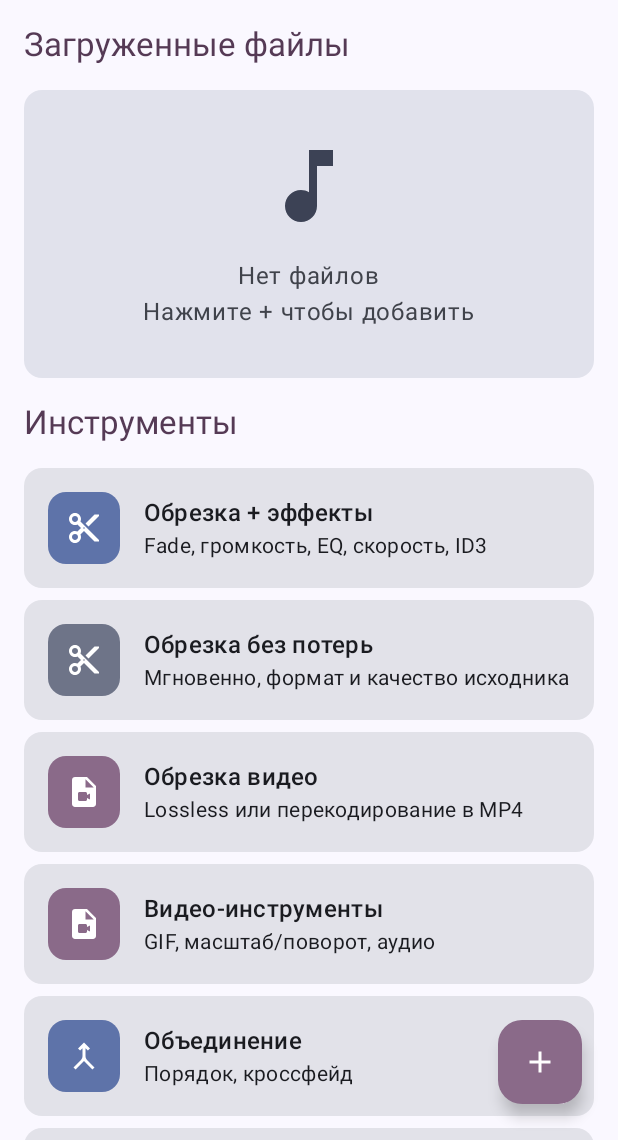
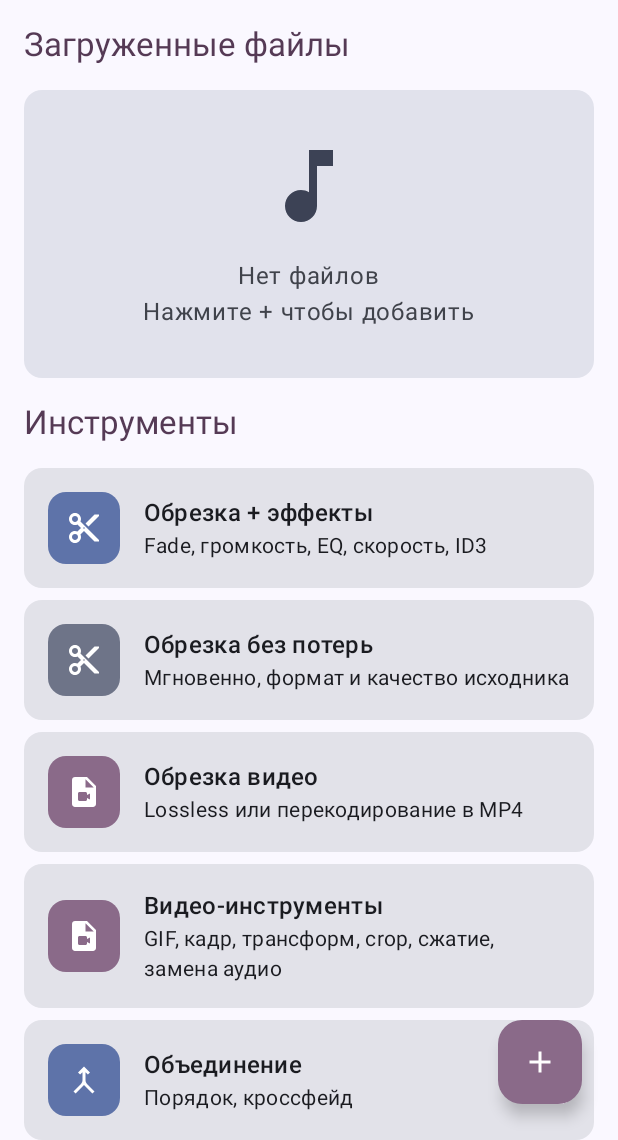
Before and after one commit to Samovarsky/MaterialTrim, an Android app built with Jetpack Compose: the screen it shows after launch (MainActivity), on a phone screen of 412 x 824 dp, the part 96-1236 px from its top. Run offline under Robolectric (Android 15) with nearby library versions, the phone set to English and light mode, and no system bars; libraries missing offline, so code that uses them is left out: com.arthenica.ffmpegkit; 1 statement that could not run was skipped.

Commit message:
v1.1.0: video tools expansion + edge-to-edge fix + operation progress
   - Fix edge-to-edge navigation bar band
   - Add timeline selection for GIF range
   - Add operation progress and global cancel
   - Add extract video frame to PNG
   - Add video crop
   - Add video compression with codec/CRF/bitrate/preset (compressVideo + card, mp4/aac vs webm/vorbis, VP9 hides preset)
   - Fix rotation/flip controls in video transform (tfRotate/tfFlipH/tfFlipV, transpose=1 chain, highlighted active, speed+apply restored)
   - Update video tools card description (tool_vtools_desc lists all features)
   - Bump versionCode 4 / versionName 1.1.0

```diff
--- a/app/build.gradle.kts
+++ b/app/build.gradle.kts
@@ -13,8 +13,8 @@ android {
         applicationId = "com.samovarsky.materialtrim"
         minSdk = 24
         targetSdk = 36
-        versionCode = 3
-        versionName = "1.0.2"
+        versionCode = 4
+        versionName = "1.1.0"
     }
 
     buildTypes {
--- a/app/src/main/java/com/samovarsky/materialtrim/MainActivity.kt
+++ b/app/src/main/java/com/samovarsky/materialtrim/MainActivity.kt
@@ -28,6 +28,9 @@ import androidx.compose.foundation.layout.fillMaxSize
 import androidx.compose.foundation.layout.navigationBars
 import androidx.compose.foundation.layout.padding
 import androidx.compose.foundation.layout.width
+import androidx.compose.foundation.layout.height
+import androidx.compose.foundation.layout.Column
+import androidx.compose.foundation.layout.fillMaxWidth
 import androidx.compose.material.icons.Icons
 import androidx.compose.material.icons.automirrored.filled.ArrowBack
 import androidx.compose.material.icons.filled.Settings
@@ -45,6 +48,10 @@ import androidx.compose.material3.SnackbarHostState
 import androidx.compose.material3.Text
 import androidx.compose.material3.TopAppBar
 import androidx.compose.material3.TopAppBarDefaults
+import androidx.compose.material3.Card
+import androidx.compose.material3.CardDefaults
+import androidx.compose.material3.LinearProgressIndicator
+import androidx.compose.material3.TextButton
 import androidx.compose.runtime.Composable
 import androidx.compose.runtime.LaunchedEffect
 import androidx.compose.runtime.collectAsState
@@ -472,12 +479,45 @@ fun MusicEditorApp(viewModel: AudioEditorViewModel = viewModel()) {
                         )
                     }
                 }
-                if (state.isLoading) {
-                    CircularProgressIndicator(modifier = Modifier.align(Alignment.Center))
-                }
+                OperationOverlay(
+                    viewModel = viewModel,
+                    isLoading = state.isLoading,
+                    modifier = Modifier.align(Alignment.BottomCenter)
+                )
             }
         }
     }
 }
 fun getFileName(context: Context, uri: Uri): String =
     try { DocumentFile.fromSingleUri(context, uri)?.name ?: "Unknown" } catch (e: Exception) { "Unknown" }
+@Composable
+private fun OperationOverlay(
+    viewModel: AudioEditorViewModel,
+    isLoading: Boolean,
+    modifier: Modifier = Modifier
+) {
+    if (!isLoading) return
+    val statsTime by viewModel.stats.collectAsState()
+    Card(
+        modifier = modifier.padding(16.dp),
+        colors = CardDefaults.cardColors(containerColor = MaterialTheme.colorScheme.surfaceVariant)
+    ) {
+        Row(
+            modifier = Modifier.padding(16.dp),
+            verticalAlignment = Alignment.CenterVertically
+        ) {
+            Column(modifier = Modifier.weight(1f)) {
+                LinearProgressIndicator(modifier = Modifier.fillMaxWidth())
+                Spacer(Modifier.height(8.dp))
+                Text(
+                    "${stringResource(R.string.op_processed)} ${formatTimeMs(statsTime)}",
+                    style = MaterialTheme.typography.bodySmall
+                )
+            }
+            Spacer(Modifier.width(12.dp))
+            TextButton(onClick = { viewModel.cancelOperation() }) {
+                Text(stringResource(R.string.op_cancel))
+            }
+        }
+    }
+}
--- a/app/src/main/res/values/strings.xml
+++ b/app/src/main/res/values/strings.xml
@@ -194,7 +194,7 @@
     <string name="msg_normalize_ok">Нормализация завершена</string>
     <string name="msg_batch_ok">Конвертировано %1$d из %2$d файлов</string>
     <string name="tool_vtools_title">Видео-инструменты</string>
-    <string name="tool_vtools_desc">GIF, масштаб/поворот, аудио</string>
+    <string name="tool_vtools_desc">GIF, кадр, трансформ, crop, сжатие, замена аудио</string>
     <string name="vtools_title">Видео-инструменты</string>
     <string name="vtools_hint">Выберите видео для GIF, трансформа и работы со звуком</string>
     <string name="vtools_change">Видео выбрано. Можно сменить.</string>
@@ -211,8 +211,6 @@
     <string name="vtools_tf_rot_none">Нет</string>
     <string name="vtools_tf_rot_cw">90°</string>
     <string name="vtools_tf_rot_ccw">270°</string>
-    <string name="vtools_tf_flip_h">Гориз.</string>
-    <string name="vtools_tf_flip_v">Верт.</string>
     <string name="vtools_tf_mirror">Зеркало по горизонтали</string>
     <string name="vtools_tf_speed">Скорость (0.5–2.0)</string>
     <string name="vtools_tf_btn">Применить и сохранить MP4</string>
@@ -229,4 +227,31 @@
     <string name="set_about_text">Приложение распространяется свободно под лицензией GNU GPL v3 без каких-либо гарантий.\n\nИспользуемые открытые компоненты:\n• FFmpeg &amp; FFmpegKit (GPL v3 / LGPL v3)\n• x264 (GPL v2+), OpenH264 (BSD 2-Clause), LAME (LGPL), libvorbis (BSD)\n• AndroidX, Jetpack Compose, Kotlin Coroutines (Apache License 2.0)</string>
     <string name="set_about_source">Исходный код (GitHub)</string>
     <string name="set_about_license">Текст лицензии GNU GPL v3</string>
+    <string name="op_processed">Обработано</string>
+    <string name="op_cancel">Отмена</string>
+    <string name="vtools_frame_title">Кадр из видео</string>
+    <string name="vtools_frame_at">Момент (мм:сс.мс)</string>
+    <string name="vtools_frame_btn">Извлечь кадр (PNG)</string>
+    <string name="msg_frame_ok">Кадр сохранён</string>
+    <string name="vtools_crop">Обрезка кадра (crop)</string>
+    <string name="vtools_crop_hint">Прямоугольник вырезается из каждого кадра; X/Y = −1 ставит его по центру. Аудио сохраняется без перекодирования.</string>
+    <string name="vtools_crop_w">Ширина, px</string>
+    <string name="vtools_crop_h">Высота, px</string>
+    <string name="vtools_crop_x">X (−1 = центр)</string>
+    <string name="vtools_crop_y">Y (−1 = центр)</string>
+    <string name="vtools_crop_btn">Обрезать кадр (MP4)</string>
+    <string name="msg_crop_ok">Видео обрезано</string>
+    <string name="vtools_comp">Сжатие видео</string>
+    <string name="vtools_comp_hint">H.264 гарантирован; H.265 и VP9 могут отсутствовать в сборке — тогда ffmpeg вернёт ошибку «unknown encoder». VP9 сохраняет в WebM (аудио Vorbis), H.264/H.265 — в MP4 (аудио AAC 128k). Меньше CRF = лучше качество и больший файл; для H.265 оптимально 24–32, для VP9 30–45.</string>
+    <string name="vtools_comp_codec">Кодек</string>
+    <string name="vtools_comp_mode">Управление качеством</string>
+    <string name="vtools_comp_crf">Постоянный CRF (качество)</string>
+    <string name="vtools_comp_br">Постоянный битрейт</string>
+    <string name="vtools_comp_crf_val">CRF</string>
+    <string name="vtools_comp_preset">Скорость кодирования (preset)</string>
+    <string name="vtools_comp_btn">Сжать видео</string>
+    <string name="msg_comp_ok">Видео сжато (%1$s)</string>
+    <string name="vtools_tf_rotate">Поворот (по часовой)</string>
+    <string name="vtools_tf_flip_h">Зеркально по горизонтали</string>
+    <string name="vtools_tf_flip_v">Зеркально по вертикали</string>
 </resources>
```
Also changed, not shown: app/src/main/java/com/samovarsky/materialtrim/ui.kt (+203 -31 lines), app/src/main/java/com/samovarsky/materialtrim/viewmodel.kt (+100 -4 lines), 1 other file.
